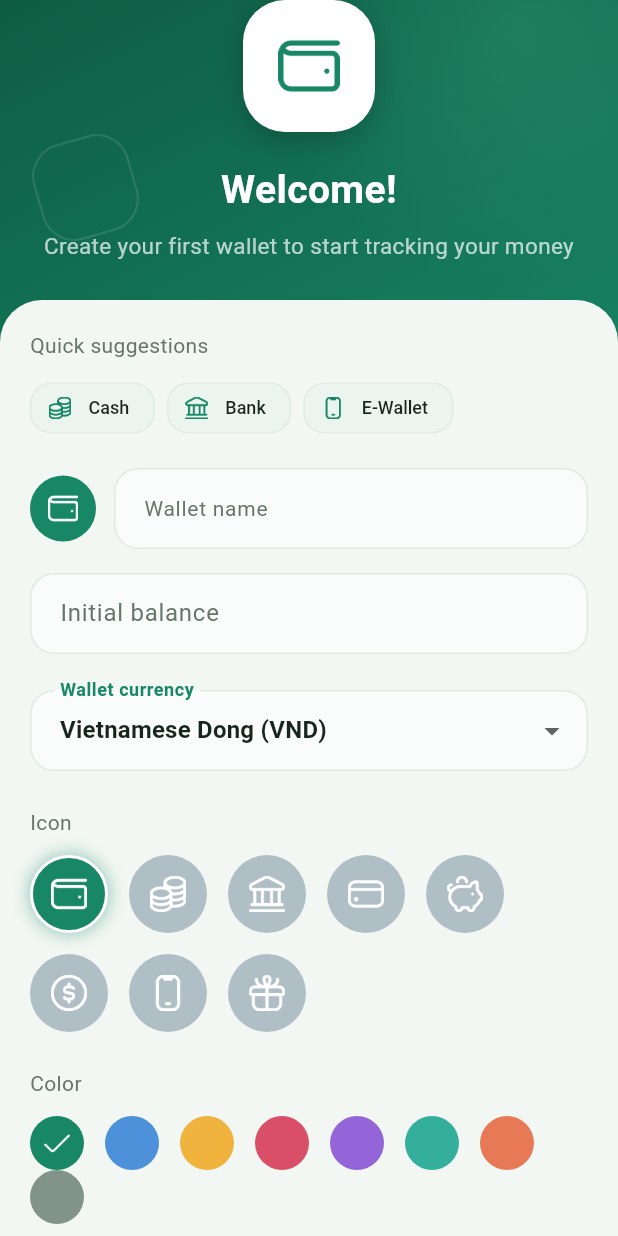
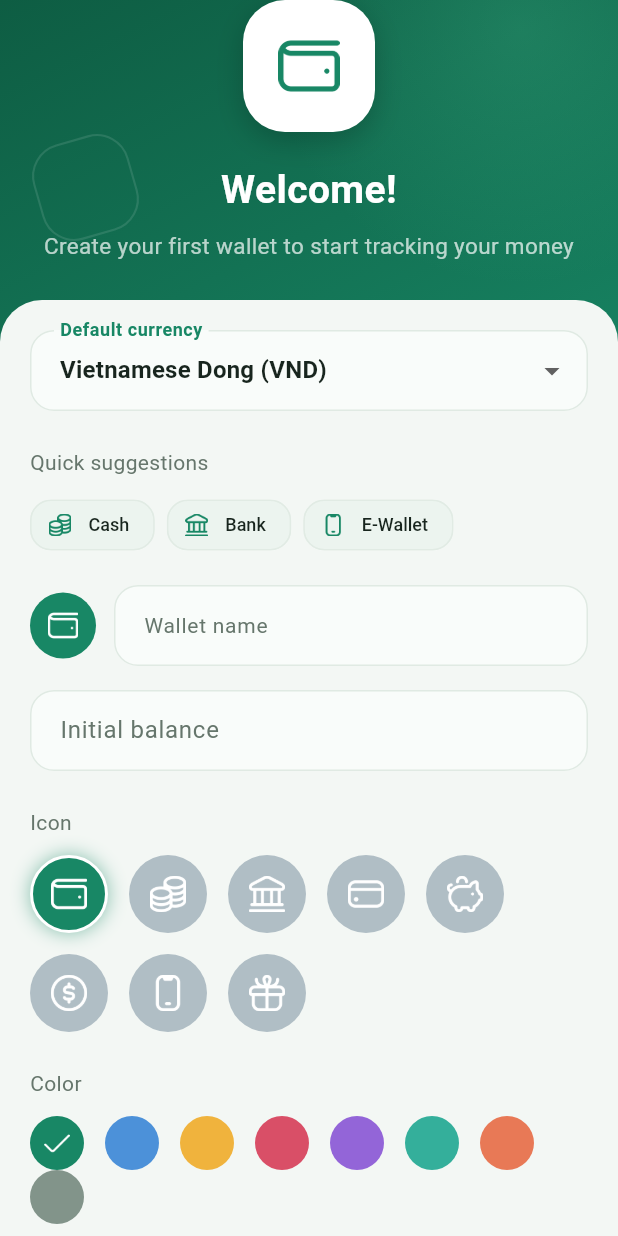
Before and after one commit to faa26dinhtuan/money_manager_app, a Flutter app: the OnboardingScreen screen opened directly, on a phone screen of 412 x 824 dp. Run offline on Flutter 3.47's test engine with Material 3 defaults, Android fonts, the phone set to English and light mode, and no system bars; our stand-ins replace fl_chart, flutter_local_notifications, flutter_timezone, package_info_plus, share_plus, shared_preferences and 1 more; accounts and stored records are empty.

Commit message:
feat: choose default currency in onboarding

```diff
--- a/lib/features/onboarding/onboarding_screen.dart
+++ b/lib/features/onboarding/onboarding_screen.dart
@@ -65,6 +65,7 @@ class _OnboardingScreenState extends State<OnboardingScreen> {
   }
 
   void _finish(Wallet? wallet) {
+    _store.setCurrency(_currency);
     _store.completeOnboarding(wallet);
     Navigator.of(context).pushReplacement(
       PageRouteBuilder(
@@ -83,7 +84,6 @@ class _OnboardingScreenState extends State<OnboardingScreen> {
       ScaffoldMessenger.of(context).showApp(l.pleaseEnterWalletName);
       return;
     }
-    _store.setCurrency(_currency);
     _finish(
       Wallet(
         id: _store.newId(),
@@ -159,7 +159,27 @@ class _OnboardingScreenState extends State<OnboardingScreen> {
                 child: ListView(
                   padding: const EdgeInsets.all(20),
                   children: [
-                    Text(
+                    DropdownButtonFormField<AppCurrency>(
+                      initialValue: _currency,
+                      decoration: InputDecoration(labelText: l.currencyDefault),
+                      items: [
+                        for (final currency in AppCurrency.all)
+                          DropdownMenuItem(
+                            value: currency,
+                            child: Text(
+                              '${currency.localizedName(context)} (${currency.code})',
+                            ),
+                          ),
+                      ],
+                      onChanged: (value) {
+                        if (value == null) return;
+                        setState(() {
+                          _currency = value;
+                          _balanceCtrl.useCurrency(value);
+                        });
+                      },
+                    ),
+                    const SizedBox(height: 24),                    Text(
                       l.quickSuggestions,
                       style: TextStyle(color: context.textSecondary),
                     ),
@@ -199,27 +219,6 @@ class _OnboardingScreenState extends State<OnboardingScreen> {
                         hintText: '0',
                         suffixText: _currency.symbol,
                       ),
-                    ),
-                    const SizedBox(height: 24),
-                    DropdownButtonFormField<AppCurrency>(
-                      initialValue: _currency,
-                      decoration: InputDecoration(labelText: l.walletCurrency),
-                      items: [
-                        for (final currency in AppCurrency.all)
-                          DropdownMenuItem(
-                            value: currency,
-                            child: Text(
-                              '${currency.localizedName(context)} (${currency.code})',
-                            ),
-                          ),
-                      ],
-                      onChanged: (value) {
-                        if (value == null) return;
-                        setState(() {
-                          _currency = value;
-                          _balanceCtrl.useCurrency(value);
-                        });
-                      },
                     ),
                     const SizedBox(height: 24),
                     Text(
```
